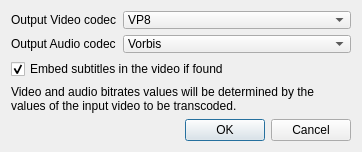
Above: ConfigurationDialog.ui from FelixdelasPozas/VideoTranscoderForChromecast before the change. Below: the same form after it.
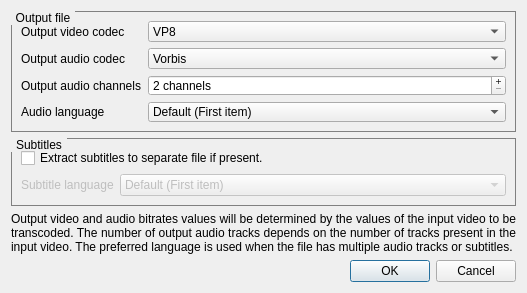
That is the form after the change. Icons and pictures are not drawn.

What changed in the file:
```diff
--- a/ConfigurationDialog.ui
+++ b/ConfigurationDialog.ui
@@ -6,20 +6,20 @@
    <rect>
     <x>0</x>
     <y>0</y>
-    <width>362</width>
-    <height>152</height>
+    <width>527</width>
+    <height>293</height>
    </rect>
   </property>
   <property name="minimumSize">
    <size>
-    <width>362</width>
-    <height>152</height>
+    <width>527</width>
+    <height>293</height>
    </size>
   </property>
   <property name="maximumSize">
    <size>
-    <width>362</width>
-    <height>152</height>
+    <width>527</width>
+    <height>293</height>
    </size>
   </property>
   <property name="windowTitle">
@@ -31,6 +31,24 @@
   </property>
   <layout class="QVBoxLayout" name="verticalLayout_2">
    <item>
+    <widget class="QGroupBox" name="groupBox_2">
+     <property name="styleSheet">
+      <string notr="true">QGroupBox {
+    border: 1px solid gray;
+    margin-top: 2ex; /* leave space at the top for the title */
+}
+
+QGroupBox::title {
+    subcontrol-origin: margin;
+    subcontrol-position: top left;
+    padding: 0 3px;
+}</string>
+     </property>
+     <property name="title">
+      <string>Output file</string>
+     </property>
+     <layout class="QVBoxLayout" name="verticalLayout_3">
+      <item>
     <layout class="QGridLayout" name="gridLayout_3" columnstretch="0,1">
      <item row="0" column="1">
       <widget class="QComboBox" name="m_videoCodec">
@@ -59,14 +77,14 @@
      <item row="0" column="0">
       <widget class="QLabel" name="label_2">
        <property name="text">
-        <string>Output Video codec</string>
+           <string>Output video codec</string>
        </property>
       </widget>
      </item>
      <item row="1" column="0">
       <widget class="QLabel" name="label_3">
        <property name="text">
-        <string>Output Audio codec</string>
+           <string>Output audio codec</string>
        </property>
       </widget>
      </item>
@@ -89,16 +107,122 @@
        </item>
       </widget>
      </item>
-    </layout>
-   </item>
+        <item row="2" column="0">
+         <widget class="QLabel" name="label_5">
+          <property name="text">
+           <string>Output audio channels</string>
+          </property>
+         </widget>
+        </item>
+        <item row="2" column="1">
+         <widget class="QSpinBox" name="m_audioChannels">
+          <property name="buttonSymbols">
+           <enum>QAbstractSpinBox::PlusMinus</enum>
+          </property>
+          <property name="suffix">
+           <string> channels</string>
+          </property>
+          <property name="minimum">
+           <number>2</number>
+          </property>
+          <property name="maximum">
+           <number>7</number>
+          </property>
+         </widget>
+        </item>
+        <item row="3" column="0">
+         <widget class="QLabel" name="label_6">
+          <property name="text">
+           <string>Audio language</string>
+          </property>
+         </widget>
+        </item>
+        <item row="3" column="1">
+         <widget class="QComboBox" name="m_audioLanguage">
+          <item>
+           <property name="text">
+            <string>Default (First item)</string>
+           </property>
+          </item>
+          <item>
+           <property name="text">
+            <string>English</string>
+           </property>
+          </item>
+          <item>
+           <property name="text">
+            <string>Spanish</string>
+           </property>
+          </item>
+         </widget>
+        </item>
+       </layout>
+      </item>
+     </layout>
+    </widget>
+   </item>
    <item>
-    <widget class="QCheckBox" name="m_embedSubtitles">
+    <widget class="QGroupBox" name="groupBox">
+     <property name="styleSheet">
+      <string notr="true">QGroupBox {
+    border: 1px solid gray;
+    margin-top: 2ex; /* leave space at the top for the title */
+}
+
+QGroupBox::title {
+    subcontrol-origin: margin;
+    subcontrol-position: top left;
+    padding: 0 3px;
+}</string>
+     </property>
+     <property name="title">
+      <string>Subtitles</string>
+     </property>
+     <layout class="QVBoxLayout" name="verticalLayout">
+      <item>
+       <widget class="QCheckBox" name="m_extractSubtitles">
      <property name="text">
-      <string>Embed subtitles in the video if found</string>
-     </property>
-     <property name="checked">
-      <bool>true</bool>
-     </property>
+         <string>Extract subtitles to separate file if present.</string>
+        </property>
+       </widget>
+      </item>
+      <item>
+       <layout class="QHBoxLayout" name="horizontalLayout" stretch="0,1">
+        <item>
+         <widget class="QLabel" name="label_4">
+          <property name="enabled">
+           <bool>false</bool>
+          </property>
+          <property name="text">
+           <string>Subtitle language</string>
+          </property>
+         </widget>
+        </item>
+        <item>
+         <widget class="QComboBox" name="m_subtitleLanguage">
+          <property name="enabled">
+           <bool>false</bool>
+          </property>
+          <item>
+           <property name="text">
+            <string>Default (First item)</string>
+           </property>
+          </item>
+          <item>
+           <property name="text">
+            <string>English</string>
+           </property>
+          </item>
+          <item>
+           <property name="text">
+            <string>Spanish</string>
+           </property>
+          </item>
+         </widget>
+        </item>
+       </layout>
+      </item>
+     </layout>
     </widget>
    </item>
    <item>
@@ -110,7 +234,10 @@
       </font>
      </property>
      <property name="text">
-      <string>Video and audio bitrates values will be determined by the values of the input video to be transcoded.</string>
+      <string>Output video and audio bitrates values will be determined by the values of the input video to be transcoded. The number of output audio tracks depends on the number of tracks present in the input video. The preferred language is used when the file has multiple audio tracks or subtitles.</string>
+     </property>
+     <property name="alignment">
+      <set>Qt::AlignJustify|Qt::AlignVCenter</set>
      </property>
      <property name="wordWrap">
       <bool>true</bool>
@@ -122,6 +249,12 @@
    </item>
    <item>
     <widget class="QDialogButtonBox" name="buttonBox">
+     <property name="maximumSize">
+      <size>
+       <width>509</width>
+       <height>23</height>
+      </size>
+     </property>
      <property name="locale">
       <locale language="English" country="UnitedStates"/>
      </property>
```
Left out of the diff: 32 changed lines with no effect on the pictures. Lines whose indentation alone changed are shown as unchanged.
